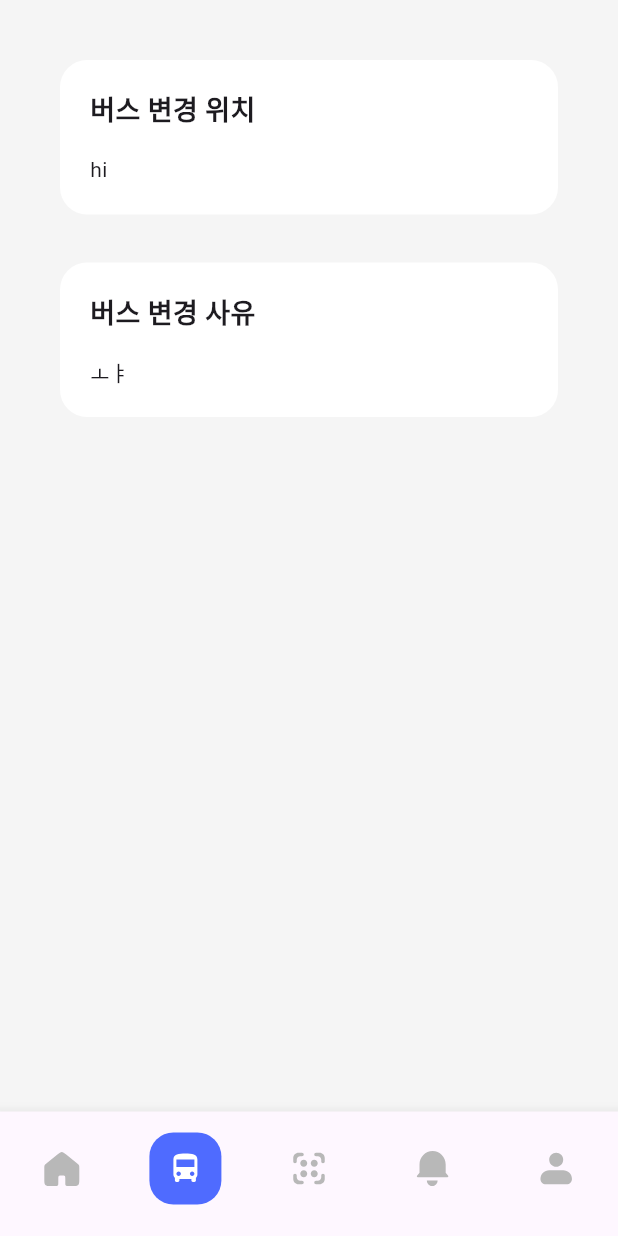
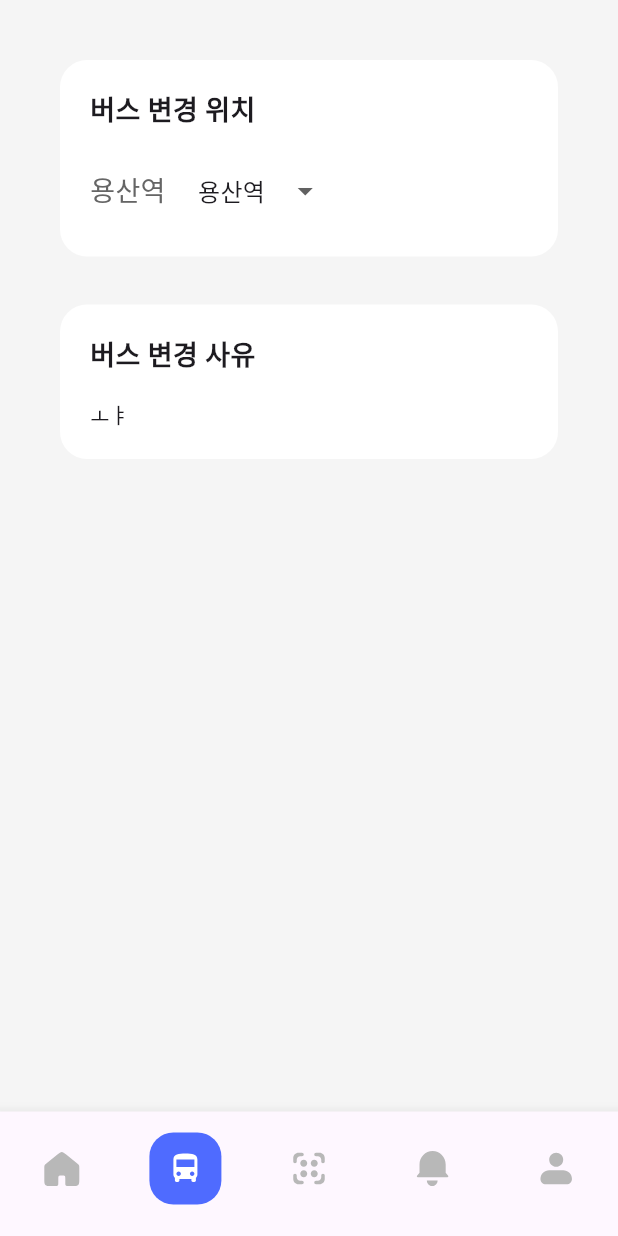
Before and after one commit to TeamBlick/app, a Flutter app: the HomeScreen screen opened directly, swiped to page 2, on a phone screen of 412 x 824 dp. Run offline on Flutter 3.47's test engine with Material 3 defaults, Android fonts, the phone set to English and light mode, and no system bars; our stand-ins replace flutter_svg.

Commit message:
Feat : BusChangeDropdown 상태 관리 추가 및 Dropdown 선택값 유지, 색상 코드 수정
- `bus_tab.dart`에서 `_BusChangeDropdown`를 `StatefulWidget`으로 전환하고 선택값(`selectedTerminal`) 상태 관리 연결.
- `DropdownButton.value`를 고정 문자열이 아닌 상태값으로 바꿔 실제 선택 변경이 유지되도록 수정.
- 텍스트 색상 미표시 이슈 원인 확인 및 정리(`Color(0x656565)` -> `Color(0xFF656565)`).
- `_BusChangeDropdown return` UI 구성 아이디어를 문서화(SectionCard 내부 Row 구조 기준).

```diff
--- a/lib/screens/home/tabs/bus_tab.dart
+++ b/lib/screens/home/tabs/bus_tab.dart
@@ -9,14 +9,13 @@ class BusTab extends StatefulWidget {
 }
 
 class _BusTabState extends State<BusTab> {
-
   @override
   Widget build(BuildContext context) {
     return SingleChildScrollView(
       padding: const EdgeInsets.all(40),
       child: Column(
         children: const [
-          SectionCard(title: "버스 변경 위치", child: Text("hi")),
+          SectionCard(title: "버스 변경 위치", child: _BusChangeDropdown()),
           const SizedBox(height: 32),
           SectionCard(title: "버스 변경 사유", child: Text("ㅗㅑ")),
         ],
@@ -24,3 +23,52 @@ class _BusTabState extends State<BusTab> {
     );
   }
 }
+
+class _BusChangeDropdown extends StatefulWidget {
+  const _BusChangeDropdown({super.key});
+
+  @override
+  State<_BusChangeDropdown> createState() => _BusChangeDropdownState();
+}
+
+class _BusChangeDropdownState extends State<_BusChangeDropdown> {
+  String selectedTerminal = "용산역";
+
+  @override
+  Widget build(BuildContext context) {
+    return Row(
+      mainAxisAlignment: MainAxisAlignment.spaceBetween,
+      children: [
+        const Text(
+          "용산역",
+          style: TextStyle(
+            color: Color(0xFF656565),
+            fontSize: 18,
+          ),
+        ),
+        SizedBox(
+          width: 220,
+          child: Row(
+            children: [
+              DropdownButtonHideUnderline(
+                child: DropdownButton<String>(
+                  value: selectedTerminal,
+                  items: const [
+                    DropdownMenuItem(value: "용산역", child: Text("용산역")),
+                    DropdownMenuItem(value: "동대구역", child: Text("동대구역")),
+                    DropdownMenuItem(value: "대곡역", child: Text("대곡역")),
+                  ],
+                  onChanged: (value) {
+                    setState(() {
+                      selectedTerminal = value!; // 선택값 변경
+                    });
+                  },
+                ),
+              ),
+            ],
+          ),
+        ),
+      ],
+    );
+  }
+}
```
